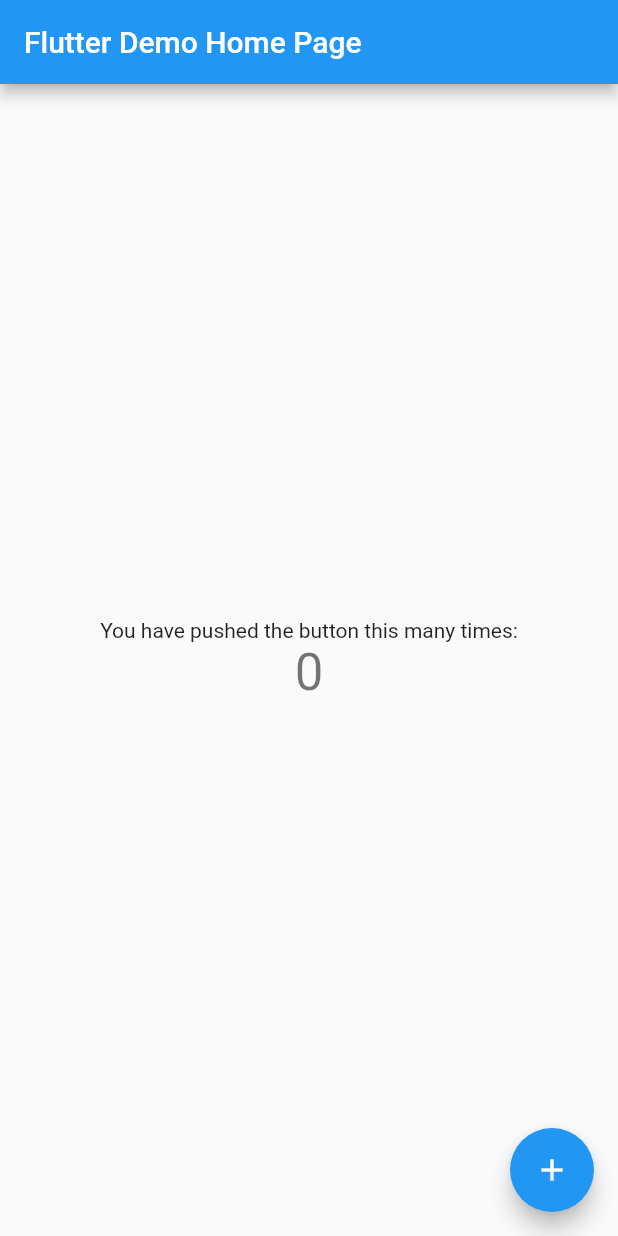
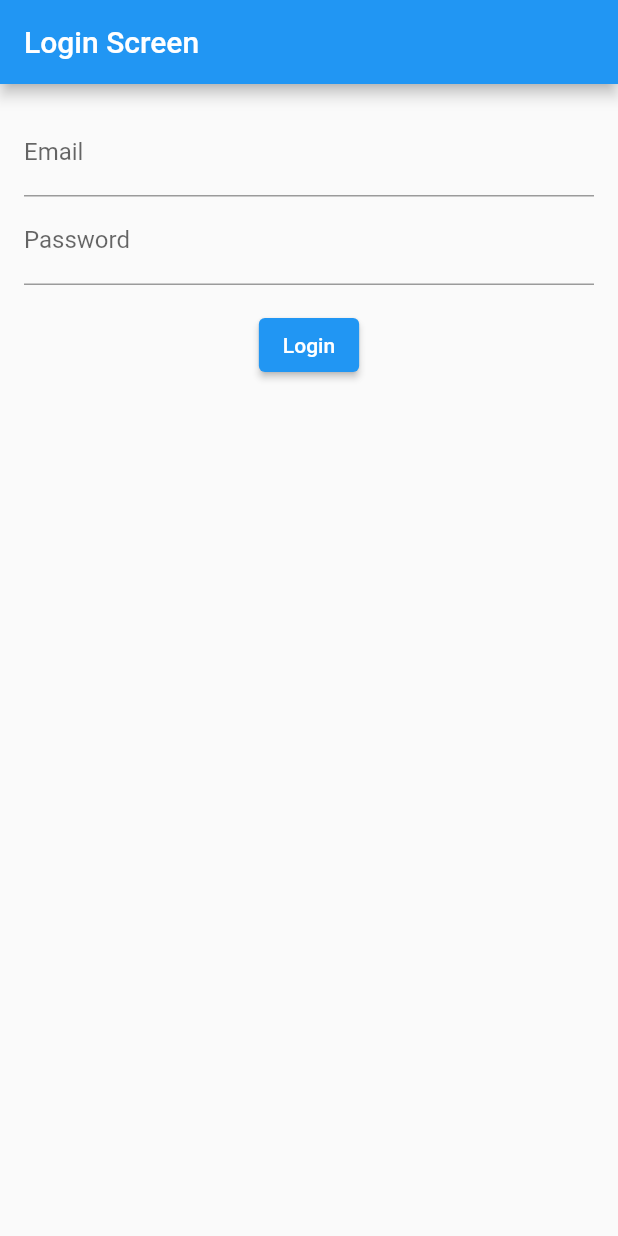
Before and after one commit to BasakK6/flutter_test_driven_development, a Flutter app: the screen it shows after launch, on a phone screen of 412 x 824 dp. Run offline on Flutter 3.47's test engine with Material 2 defaults, Android fonts, the phone set to English and light mode, and no system bars.

Commit message:
feature: added widget tests and implemented UI for the login screen

```diff
--- /dev/null
+++ b/lib/login_view.dart
@@ -0,0 +1,65 @@
+import 'package:flutter/material.dart';
+import 'package:test_driven_development/home_view.dart';
+import 'package:test_driven_development/validator.dart';
+
+class LoginView extends StatefulWidget {
+  const LoginView({Key? key}) : super(key: key);
+
+  @override
+  State<LoginView> createState() => _LoginViewState();
+}
+
+class _LoginViewState extends State<LoginView> {
+  final _emailController = TextEditingController();
+  final _passwordController = TextEditingController();
+  final _formKey = GlobalKey<FormState>();
+
+  @override
+  Widget build(BuildContext context) {
+    return Scaffold(
+      appBar: AppBar(
+        title: const Text("Login Screen"),
+      ),
+      body: Center(
+        child: Padding(
+          padding: const EdgeInsets.all(16),
+          child: Form(
+            key: _formKey,
+            child: Column(
+              children: [
+                TextFormField(
+                  key: const ValueKey("email_text_form_field"),
+                  controller: _emailController,
+                  decoration: const InputDecoration(
+                    labelText: "Email",
+                  ),
+                  validator: (value) => Validator.validateEmail(value ?? ""),
+                ),
+                TextFormField(
+                    key: const ValueKey("password_text_form_field"),
+                    controller: _passwordController,
+                    decoration: const InputDecoration(
+                      labelText: "Password",
+                    ),
+                    validator: (value) =>
+                        Validator.validatePassword(value ?? "")),
+                const SizedBox(
+                  height: 16,
+                ),
+                ElevatedButton(
+                  onPressed: () {
+                    if (_formKey.currentState?.validate() ?? false) {
+                      Navigator.of(context).pushReplacement(MaterialPageRoute(
+                          builder: (context) => const HomeView()));
+                    }
+                  },
+                  child: const Text("Login"),
+                ),
+              ],
+            ),
+          ),
+        ),
+      ),
+    );
+  }
+}
--- a/lib/main.dart
+++ b/lib/main.dart
@@ -1,4 +1,5 @@
 import 'package:flutter/material.dart';
+import 'package:test_driven_development/login_view.dart';
 
 void main() {
   runApp(const MyApp());
@@ -24,92 +25,7 @@ class MyApp extends StatelessWidget {
           // is not restarted.
           primarySwatch: Colors.blue,
         ),
-      home: const MyHomePage(title: 'Flutter Demo Home Page'),
+        home: const LoginView(),
     );
   }
 }
-
-class MyHomePage extends StatefulWidget {
-  const MyHomePage({super.key, required this.title});
-
-  // This widget is the home page of your application. It is stateful, meaning
-  // that it has a State object (defined below) that contains fields that affect
-  // how it looks.
-
-  // This class is the configuration for the state. It holds the values (in this
-  // case the title) provided by the parent (in this case the App widget) and
-  // used by the build method of the State. Fields in a Widget subclass are
-  // always marked "final".
-
-  final String title;
-
-  @override
-  State<MyHomePage> createState() => _MyHomePageState();
-}
-
-class _MyHomePageState extends State<MyHomePage> {
-  int _counter = 0;
-
-  void _incrementCounter() {
-    setState(() {
-      // This call to setState tells the Flutter framework that something has
-      // changed in this State, which causes it to rerun the build method below
-      // so that the display can reflect the updated values. If we changed
-      // _counter without calling setState(), then the build method would not be
-      // called again, and so nothing would appear to happen.
-      _counter++;
-    });
-  }
-
-  @override
-  Widget build(BuildContext context) {
-    // This method is rerun every time setState is called, for instance as done
-    // by the _incrementCounter method above.
-    //
-    // The Flutter framework has been optimized to make rerunning build methods
-    // fast, so that you can just rebuild anything that needs updating rather
-    // than having to individually change instances of widgets.
-    return Scaffold(
-      appBar: AppBar(
-        // Here we take the value from the MyHomePage object that was created by
-        // the App.build method, and use it to set our appbar title.
-        title: Text(widget.title),
-      ),
-      body: Center(
-        // Center is a layout widget. It takes a single child and positions it
-        // in the middle of the parent.
-        child: Column(
-          // Column is also a layout widget. It takes a list of children and
-          // arranges them vertically. By default, it sizes itself to fit its
-          // children horizontally, and tries to be as tall as its parent.
-          //
-          // Invoke "debug painting" (press "p" in the console, choose the
-          // "Toggle Debug Paint" action from the Flutter Inspector in Android
-          // Studio, or the "Toggle Debug Paint" command in Visual Studio Code)
-          // to see the wireframe for each widget.
-          //
-          // Column has various properties to control how it sizes itself and
-          // how it positions its children. Here we use mainAxisAlignment to
-          // center the children vertically; the main axis here is the vertical
-          // axis because Columns are vertical (the cross axis would be
-          // horizontal).
-          mainAxisAlignment: MainAxisAlignment.center,
-          children: <Widget>[
-            const Text(
-              'You have pushed the button this many times:',
-            ),
-            Text(
-              '$_counter',
-              style: Theme.of(context).textTheme.headlineMedium,
-            ),
-          ],
-        ),
-      ),
-      floatingActionButton: FloatingActionButton(
-        onPressed: _incrementCounter,
-        tooltip: 'Increment',
-        child: const Icon(Icons.add),
-      ), // This trailing comma makes auto-formatting nicer for build methods.
-    );
-  }
-}
```
Also changed, not shown: lib/home_view.dart (added, +15 -0 lines), 1 other file. Lines whose indentation alone changed are shown as unchanged.
